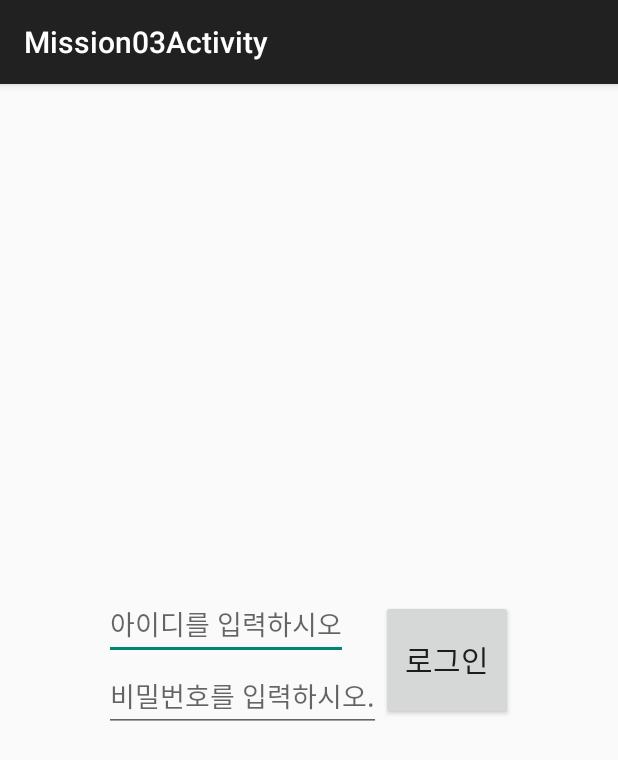
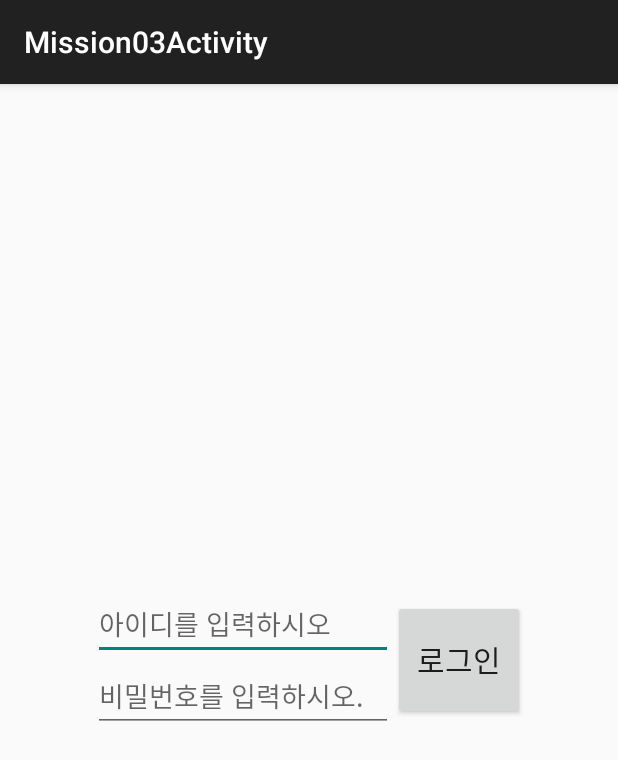
Before and after one commit to lkb0398/Android_Exam, an Android app: the Mission03Activity screen opened directly, with no data from a screen before it, on a phone screen of 412 x 824 dp. Shown: the top 760 px of the screen. Run offline under Robolectric (Android 15) with nearby library versions, the phone set to English and light mode, and no system bars.

```diff
--- a/app/src/main/res/layout/activity_mission03.xml
+++ b/app/src/main/res/layout/activity_mission03.xml
@@ -16,15 +16,14 @@
         android:orientation="vertical">
 
         <EditText
-            android:layout_width="wrap_content"
-            android:layout_height="match_parent"
-            android:layout_weight="1"
+            android:layout_width="200dp"
+            android:layout_height="wrap_content"
             android:hint="아이디를 입력하시오" />
 
         <EditText
-            android:layout_width="wrap_content"
-            android:layout_height="match_parent"
-            android:layout_weight="1"
+            android:layout_width="200dp"
+            android:layout_height="wrap_content"
+            android:inputType="textPassword"
             android:hint="비밀번호를 입력하시오." />
 
     </LinearLayout>
```
Also changed, not shown: app/src/main/java/com/lkb0398nate/androidexam/mission/Mission03_menuActivity.java (+13 -6 lines).
